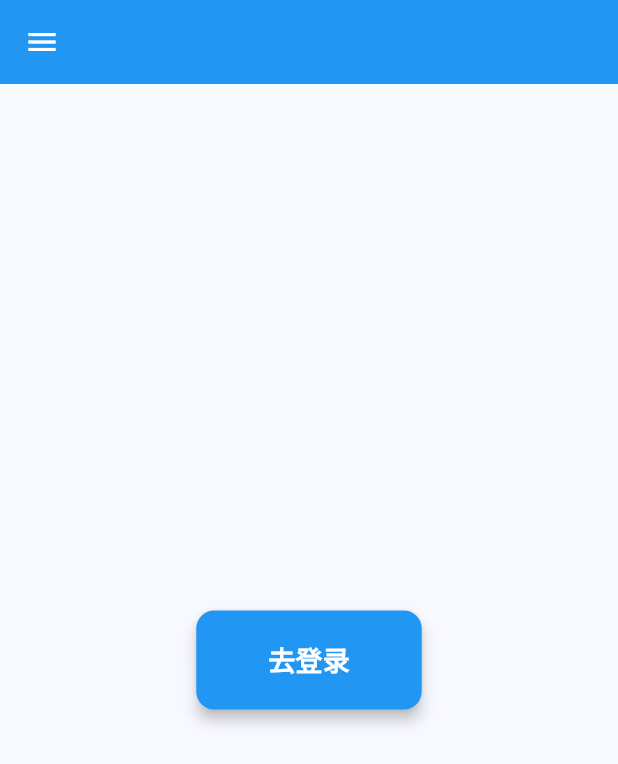
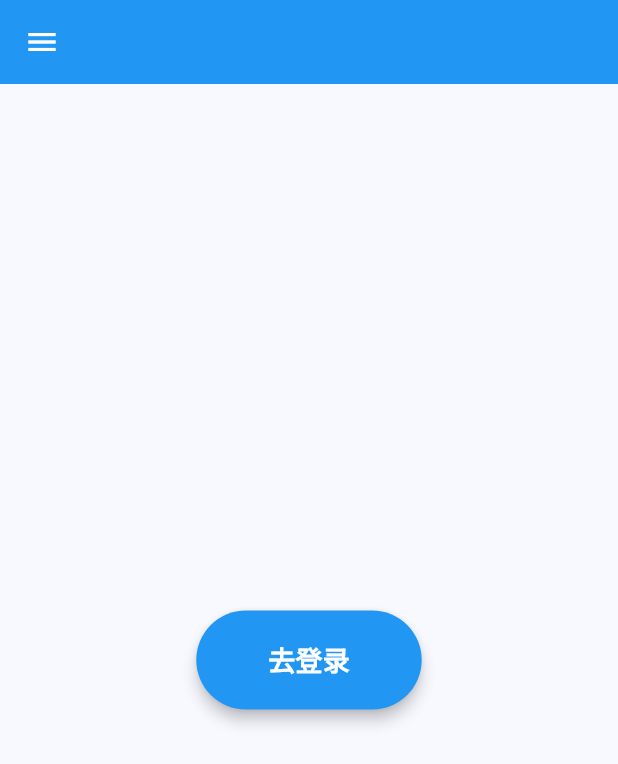
Before and after one commit to walkingon/KyrieCloudHub, a Flutter app: the screen it shows after launch, on a phone screen of 412 x 824 dp. Shown: the top 764 px of the screen. Run offline on Flutter 3.47's test engine with Material 3 defaults, Android fonts, the phone set to English and light mode, and no system bars; our stand-ins replace dio, file_picker, shared_preferences.

Commit message:
修改“去登录”按钮形状，添加Android平台网络权限

```diff
--- a/lib/screens/main_screen.dart
+++ b/lib/screens/main_screen.dart
@@ -222,9 +222,7 @@ class _MainScreenState extends State<MainScreen> {
                   backgroundColor: Colors.blue,
                   foregroundColor: Colors.white,
                   padding: EdgeInsets.symmetric(horizontal: 48, vertical: 20),
-                  shape: RoundedRectangleBorder(
-                    borderRadius: BorderRadius.circular(12),
-                  ),
+                  shape: StadiumBorder(),
                   elevation: 4,
                 ),
                 child: Text('去登录', style: TextStyle(fontSize: 18, fontWeight: FontWeight.w600)),
```
Also changed, not shown: 1 other file.
